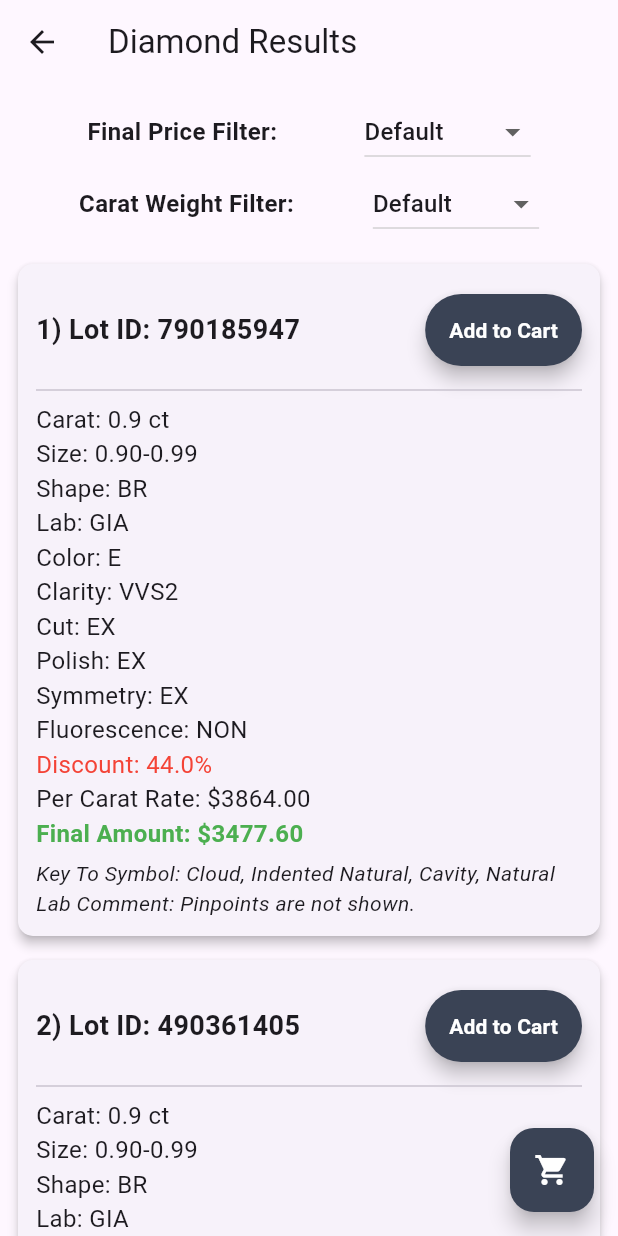
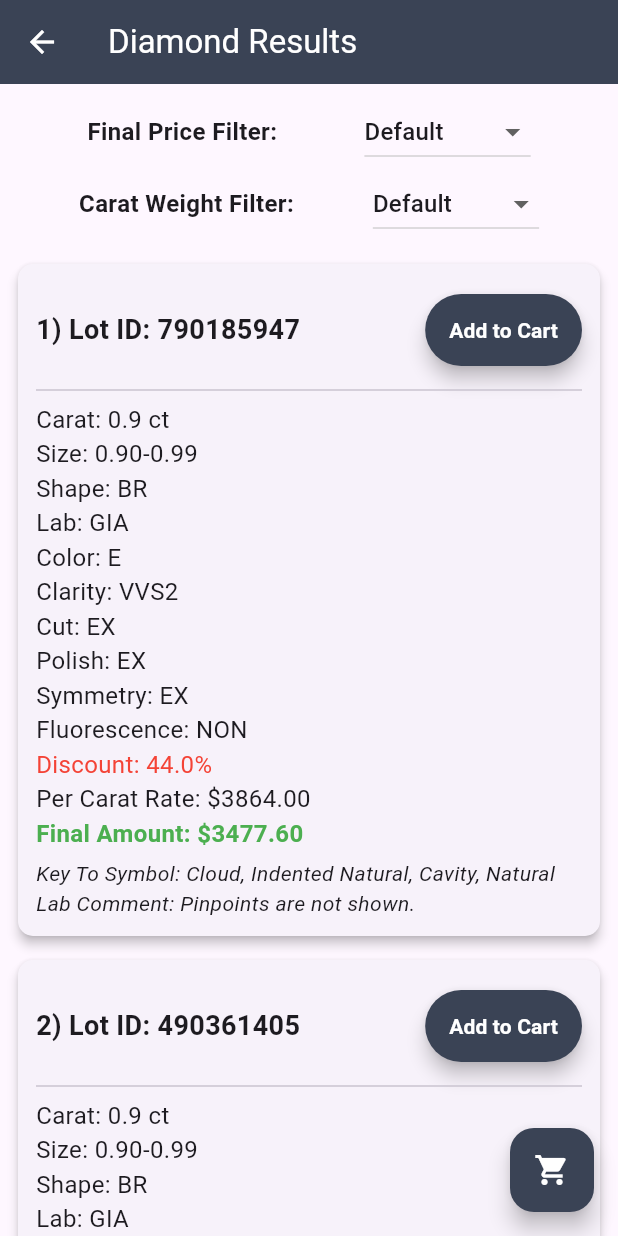
Before and after one commit to aunshpatel/diamond_selection_app, a Flutter app: the screen it shows after launch, after a tap on "Search", on a phone screen of 412 x 824 dp. Run offline on Flutter 3.47's test engine with Material 3 defaults, Android fonts, the phone set to English and light mode, and no system bars; our stand-ins replace flutter_bloc, shared_preferences.

Commit message:
Update appbar colour

```diff
--- a/lib/screens/filter_page.dart
+++ b/lib/screens/filter_page.dart
@@ -66,7 +66,13 @@ class _FilterPageState extends State<FilterPage> {
 
   Widget build(BuildContext context) {
     return Scaffold(
-      appBar: AppBar(title: Text("Filter Diamonds")),
+      appBar: AppBar(
+        iconTheme: IconThemeData(
+          color: Colors.white,
+        ),
+        title: Text("Filter Diamonds", style: TextStyle(color: Colors.white),),
+        backgroundColor: Color(0XFF3A4355)
+      ),
       body: Padding(
         padding: const EdgeInsets.all(16.0),
         child: Column(
--- a/lib/screens/result_page.dart
+++ b/lib/screens/result_page.dart
@@ -39,7 +39,13 @@ class _ResultPageState extends State<ResultPage> {
   @override
   Widget build(BuildContext context) {
     return Scaffold(
-      appBar: AppBar(title: Text('Diamond Results')),
+      appBar: AppBar(
+        iconTheme: IconThemeData(
+          color: Colors.white,
+        ),
+        title: Text('Diamond Results', style: TextStyle(color: Colors.white),),
+        backgroundColor: Color(0XFF3A4355)
+      ),
       body: Column(
         children: [
           Padding(
```
Also changed, not shown: lib/screens/cart_page.dart (+7 -1 lines).
